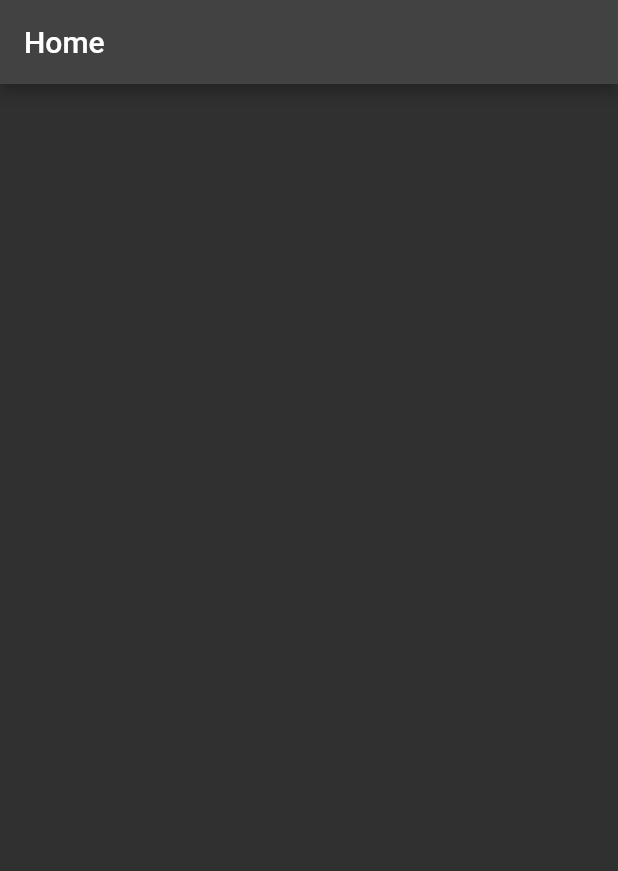
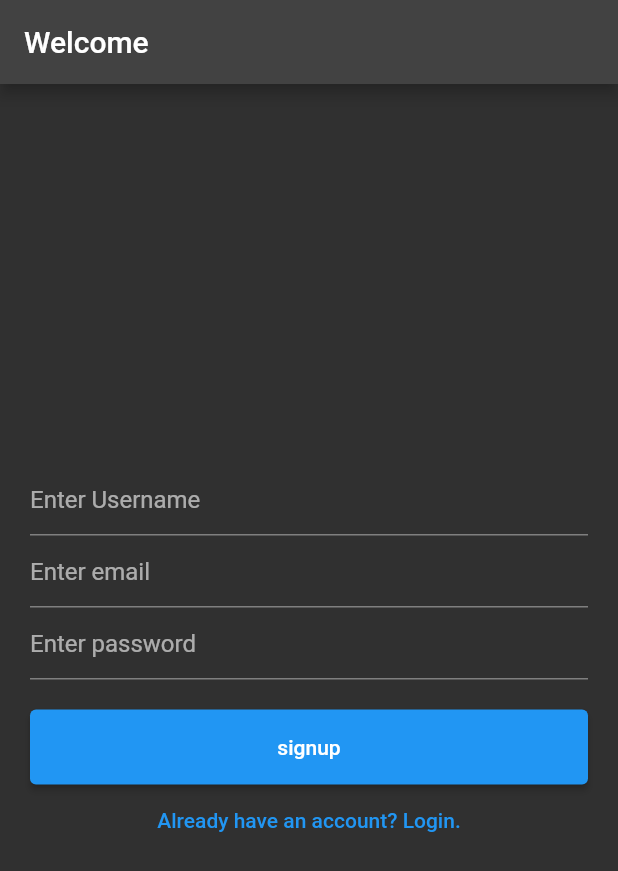
Before and after one commit to Abhilash-Puthukkudi/20MCA245-MINI-PROJECT-, a Flutter app: the screen it shows after launch, on a phone screen of 412 x 824 dp. Shown: the top 871 px of the screen. Run offline on Flutter 3.47's test engine with Material 2 defaults, Android fonts, the phone set to English and light mode, and no system bars; our stand-ins replace cloud_firestore, firebase_auth, firebase_core; accounts and stored records are empty.

Commit message:
login and registration completed

```diff
--- /dev/null
+++ b/productivity_app/lib/auth/welcome.dart
@@ -0,0 +1,94 @@
+import 'dart:developer';
+
+import 'package:flutter/material.dart';
+import 'package:productivity_app/services/functions.dart';
+
+class Welcome extends StatefulWidget {
+  const Welcome({Key? key}) : super(key: key);
+
+  @override
+  _WelcomeState createState() => _WelcomeState();
+}
+
+class _WelcomeState extends State<Welcome> {
+  final _formkey = GlobalKey<FormState>();
+  bool isLogin = false;
+  String username = '';
+  String password = '';
+  String email = '';
+  @override
+  Widget build(BuildContext context) {
+    return Scaffold(
+      appBar: AppBar(
+        title: Text("Welcome"),
+      ),
+      body: Form(
+        key: _formkey,
+        child: Container(
+          margin: EdgeInsets.all(20),
+          child: Column(
+            mainAxisAlignment: MainAxisAlignment.center,
+            children: [
+              isLogin
+                  ? Container()
+                  : TextFormField(
+                      key: ValueKey('username'),
+                      decoration: InputDecoration(hintText: "Enter Username"),
+                      onSaved: (value) {
+                        setState(() {
+                          username = value!;
+                        });
+                      },
+                    ),
+              TextFormField(
+                key: ValueKey('email'),
+                decoration: InputDecoration(hintText: "Enter email"),
+                onSaved: (value) {
+                  setState(() {
+                    email = value!;
+                  });
+                },
+              ),
+              TextFormField(
+                key: ValueKey('password'),
+                obscureText: true,
+                decoration: InputDecoration(hintText: "Enter password"),
+                onSaved: (value) {
+                  setState(() {
+                    password = value!;
+                  });
+                },
+              ),
+              SizedBox(
+                height: 20,
+              ),
+              Container(
+                width: double.infinity,
+                height: 50,
+                child: ElevatedButton(
+                    onPressed: () {
+                      if (_formkey.currentState!.validate()) {
+                        _formkey.currentState!.save();
+                        isLogin
+                            ? signin(email, password, context)
+                            : signup(email, password, username, context);
+                      }
+                    },
+                    child: Text(isLogin ? 'login' : 'signup')),
+              ),
+              TextButton(
+                  onPressed: () {
+                    setState(() {
+                      isLogin = !isLogin;
+                    });
+                  },
+                  child: Text(isLogin
+                      ? "Dont you have an account? Signup"
+                      : "Already have an account? Login."))
+            ],
+          ),
+        ),
+      ),
+    );
+  }
+}
--- a/productivity_app/lib/main.dart
+++ b/productivity_app/lib/main.dart
@@ -1,5 +1,7 @@
+import 'package:firebase_auth/firebase_auth.dart';
 import 'package:firebase_core/firebase_core.dart';
 import 'package:flutter/material.dart';
+import 'package:productivity_app/auth/welcome.dart';
 import 'package:productivity_app/pages/home.dart';
 
 void main() async {
@@ -16,7 +18,16 @@ class MyApp extends StatelessWidget {
     return MaterialApp(
       debugShowCheckedModeBanner: false,
       theme: ThemeData(brightness: Brightness.dark),
-      home: Home(),
+      home: StreamBuilder(
+        stream: FirebaseAuth.instance.authStateChanges(),
+        builder: (context, snapshot) {
+          if (snapshot.hasData) {
+            return Home();
+          } else {
+            return Welcome();
+          }
+        },
+      ),
     );
   }
 }
--- /dev/null
+++ b/productivity_app/lib/services/functions.dart
@@ -0,0 +1,74 @@
+import 'dart:developer';
+
+import 'package:cloud_firestore/cloud_firestore.dart';
+import 'package:firebase_auth/firebase_auth.dart';
+import 'package:flutter/cupertino.dart';
+import 'package:flutter/material.dart';
+
+signup(String email, password, username, BuildContext context) async {
+  try {
+    UserCredential userCredential = await FirebaseAuth.instance
+        .createUserWithEmailAndPassword(email: email, password: password);
+//*-*-*-*-*-*-*-*-**-*-*-*-*-*-*-*-*-*-*-*-*-*-**-*-*
+
+    await FirebaseFirestore.instance
+        .collection('users')
+        .doc(userCredential.user!.uid)
+        .set({
+      'username': username,
+      'email': email,
+      'uid': userCredential.user!.uid
+    });
+
+//-*-*-*-*-*-*-*-*-*-*-*-*-*-*-*-*-*-*-*-*-*-*-*-*-*-*
+    ScaffoldMessenger.of(context).showSnackBar(
+      SnackBar(
+          backgroundColor: Colors.greenAccent,
+          content: Text("Account Created Successfuly")),
+    );
+  } on FirebaseAuthException catch (e) {
+    if (e.code == 'weak-password') {
+      ScaffoldMessenger.of(context).showSnackBar(
+        SnackBar(
+            backgroundColor: Colors.red,
+            content: Text("The password provided is too weak.")),
+      );
+      print('The password provided is too weak.');
+    } else if (e.code == 'email-already-in-use') {
+      ScaffoldMessenger.of(context).showSnackBar(
+        SnackBar(
+            backgroundColor: Colors.red,
+            content: Text("The account already exists for that email.")),
+      );
+      print('The account already exists for that email.');
+    }
+  } catch (e) {
+    print(e);
+  }
+}
+
+signin(String email, password, BuildContext context) async {
+  try {
+    UserCredential userCredential = await FirebaseAuth.instance
+        .signInWithEmailAndPassword(email: email, password: password);
+    ScaffoldMessenger.of(context).showSnackBar(
+      SnackBar(backgroundColor: Colors.blue, content: Text("Login Success!")),
+    );
+  } on FirebaseAuthException catch (e) {
+    if (e.code == 'user-not-found') {
+      ScaffoldMessenger.of(context).showSnackBar(
+        SnackBar(
+            backgroundColor: Colors.red,
+            content: Text("No user found for that email..")),
+      );
+      print('No user found for that email.');
+    } else if (e.code == 'wrong-password') {
+      ScaffoldMessenger.of(context).showSnackBar(
+        SnackBar(
+            backgroundColor: Colors.deepOrange,
+            content: Text("Wrong password provided for that user.")),
+      );
+      print('Wrong password provided for that user.');
+    }
+  }
+}
```
Also changed, not shown: productivity_app/lib/pages/home.dart (+22 -3 lines), 1 other file.
